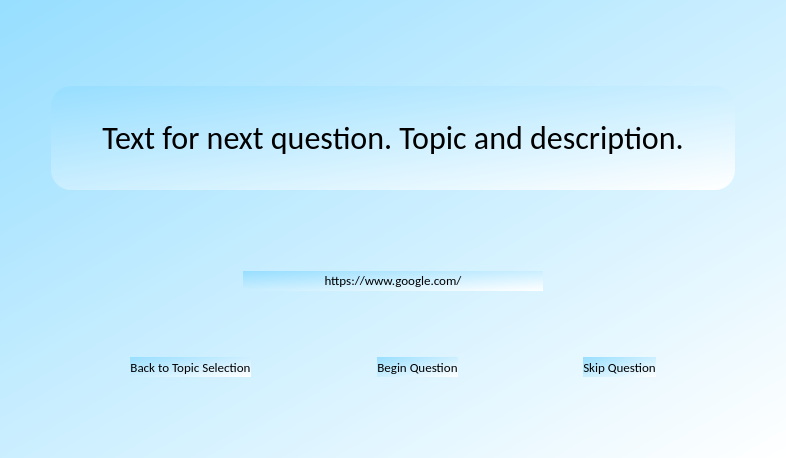
Qt form View/NextQOutputScreen.ui (JakeH-32/Capstone-2.0) before a commit.
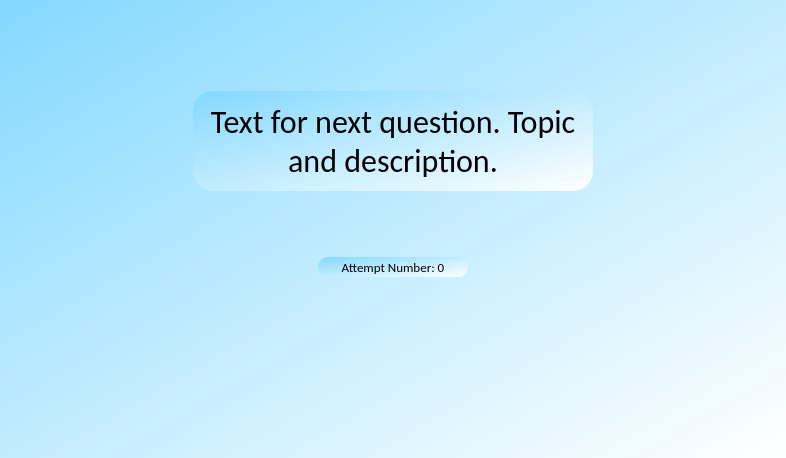
The same form after that commit.

```diff
--- a/View/NextQOutputScreen.ui
+++ b/View/NextQOutputScreen.ui
@@ -20,104 +20,34 @@
   </property>
   <property name="styleSheet">
    <string notr="true">QWidget{
-background-color:qlineargradient(spread:pad, x1:0, y1:0, x2:1, y2:1, stop:0 rgb(151, 222, 255), stop:1 rgba(255, 255, 255, 255))
+background-color:qlineargradient(spread:pad, x1:0, y1:0, x2:1, y2:1, stop:0 rgb(131, 216, 255), stop:1 rgba(255, 255, 255, 255))
 }</string>
   </property>
   <layout class="QGridLayout" name="gridLayout_2">
    <item row="1" column="2">
-    <layout class="QGridLayout" name="gridLayout" rowstretch="400,0,0,0,0,0,0,0,0,0,0,0,0,0">
+    <layout class="QGridLayout" name="gridLayout" rowstretch="400,0,0,0,0,0,0,0,0,0,0,0,0">
      <property name="sizeConstraint">
       <enum>QLayout::SetNoConstraint</enum>
      </property>
-     <item row="13" column="1">
-      <spacer name="verticalSpacer_3">
+     <item row="8" column="1">
+      <layout class="QVBoxLayout" name="verticalLayout_2"/>
+     </item>
+     <item row="1" column="1">
+      <spacer name="verticalSpacer_2">
        <property name="orientation">
         <enum>Qt::Vertical</enum>
        </property>
        <property name="sizeType">
-        <enum>QSizePolicy::Maximum</enum>
+        <enum>QSizePolicy::Minimum</enum>
        </property>
        <property name="sizeHint" stdset="0">
         <size>
          <width>20</width>
-         <height>70</height>
+         <height>60</height>
         </size>
        </property>
       </spacer>
      </item>
-     <item row="2" column="1">
-      <layout class="QHBoxLayout" name="horizontalLayout_3">
-       <item>
-        <spacer name="horizontalSpacer_3">
-         <property name="orientation">
-          <enum>Qt::Horizontal</enum>
-         </property>
-         <property name="sizeHint" stdset="0">
-          <size>
-           <width>40</width>
-           <height>20</height>
-          </size>
-         </property>
-        </spacer>
-       </item>
-       <item>
-        <widget class="QLabel" name="label">
-         <property name="minimumSize">
-          <size>
-           <width>300</width>
-           <height>20</height>
-          </size>
-         </property>
-         <property name="font">
-          <font>
-           <family>Calibri</family>
-           <pointsize>10</pointsize>
-           <weight>50</weight>
-           <bold>false</bold>
-          </font>
-         </property>
-         <property name="mouseTracking">
-          <bool>true</bool>
-         </property>
-         <property name="styleSheet">
-          <string notr="true">QWidget{
-border-radius:20px;
-background-color:&quot;linen&quot;
-}
-</string>
-         </property>
-         <property name="text">
-          <string>https://www.google.com/</string>
-         </property>
-         <property name="alignment">
-          <set>Qt::AlignCenter</set>
-         </property>
-         <property name="wordWrap">
-          <bool>true</bool>
-         </property>
-         <property name="openExternalLinks">
-          <bool>true</bool>
-         </property>
-         <property name="textInteractionFlags">
-          <set>Qt::TextBrowserInteraction</set>
-         </property>
-        </widget>
-       </item>
-       <item>
-        <spacer name="horizontalSpacer_4">
-         <property name="orientation">
-          <enum>Qt::Horizontal</enum>
-         </property>
-         <property name="sizeHint" stdset="0">
-          <size>
-           <width>40</width>
-           <height>20</height>
-          </size>
-         </property>
-        </spacer>
-       </item>
-      </layout>
-     </item>
      <item row="0" column="1">
       <layout class="QHBoxLayout" name="horizontalLayout_2">
        <item>
@@ -126,7 +56,7 @@
           <enum>Qt::Horizontal</enum>
          </property>
          <property name="sizeType">
-          <enum>QSizePolicy::Minimum</enum>
+          <enum>QSizePolicy::MinimumExpanding</enum>
          </property>
          <property name="sizeHint" stdset="0">
           <size>
@@ -191,7 +121,7 @@
           <enum>Qt::Horizontal</enum>
          </property>
          <property name="sizeType">
-          <enum>QSizePolicy::Minimum</enum>
+          <enum>QSizePolicy::MinimumExpanding</enum>
          </property>
          <property name="sizeHint" stdset="0">
           <size>
@@ -203,43 +133,87 @@
        </item>
       </layout>
      </item>
-     <item row="9" column="1">
-      <layout class="QVBoxLayout" name="verticalLayout_2">
+     <item row="2" column="1">
+      <layout class="QHBoxLayout" name="horizontalLayout_3">
        <item>
-        <spacer name="verticalSpacer_6">
+        <spacer name="horizontalSpacer_3">
          <property name="orientation">
-          <enum>Qt::Vertical</enum>
+          <enum>Qt::Horizontal</enum>
          </property>
-         <property name="sizeType">
-          <enum>QSizePolicy::Minimum</enum>
+         <property name="sizeHint" stdset="0">
+          <size>
+           <width>40</width>
+           <height>20</height>
+          </size>
          </property>
+        </spacer>
+       </item>
+       <item>
+        <widget class="QLabel" name="attemptLabel">
+         <property name="sizePolicy">
+          <sizepolicy hsizetype="Maximum" vsizetype="Preferred">
+           <horstretch>0</horstretch>
+           <verstretch>0</verstretch>
+          </sizepolicy>
+         </property>
+         <property name="minimumSize">
+          <size>
+           <width>150</width>
+           <height>10</height>
+          </size>
+         </property>
+         <property name="font">
+          <font>
+           <family>Calibri</family>
+           <pointsize>10</pointsize>
+          </font>
+         </property>
+         <property name="styleSheet">
+          <string notr="true">QWidget{
+border-radius:10px;
+background-color:&quot;linen&quot;
+}</string>
+         </property>
+         <property name="text">
+          <string>Attempt Number: 0</string>
+         </property>
+         <property name="alignment">
+          <set>Qt::AlignCenter</set>
+         </property>
+        </widget>
+       </item>
+       <item>
+        <spacer name="horizontalSpacer_4">
+         <property name="orientation">
+          <enum>Qt::Horizontal</enum>
+         </property>
          <property name="sizeHint" stdset="0">
           <size>
-           <width>20</width>
-           <height>30</height>
+           <width>40</width>
+           <height>20</height>
           </size>
          </property>
         </spacer>
        </item>
       </layout>
      </item>
-     <item row="1" column="1">
-      <spacer name="verticalSpacer_2">
-       <property name="orientation">
-        <enum>Qt::Vertical</enum>
-       </property>
-       <property name="sizeType">
-        <enum>QSizePolicy::Minimum</enum>
-       </property>
-       <property name="sizeHint" stdset="0">
-        <size>
-         <width>20</width>
-         <height>75</height>
-        </size>
-       </property>
-      </spacer>
-     </item>
      <item row="12" column="1">
+      <spacer name="verticalSpacer_3">
+       <property name="orientation">
+        <enum>Qt::Vertical</enum>
+       </property>
+       <property name="sizeType">
+        <enum>QSizePolicy::MinimumExpanding</enum>
+       </property>
+       <property name="sizeHint" stdset="0">
+        <size>
+         <width>20</width>
+         <height>150</height>
+        </size>
+       </property>
+      </spacer>
+     </item>
+     <item row="11" column="1">
       <layout class="QHBoxLayout" name="horizontalLayout">
        <item>
         <spacer name="horizontalSpacer_5">
@@ -257,87 +231,6 @@
          </property>
         </spacer>
        </item>
-       <item>
-        <widget class="QPushButton" name="backButton">
-         <property name="sizePolicy">
-          <sizepolicy hsizetype="Preferred" vsizetype="Preferred">
-           <horstretch>0</horstretch>
-           <verstretch>0</verstretch>
-          </sizepolicy>
-         </property>
-         <property name="minimumSize">
-          <size>
-           <width>30</width>
-           <height>10</height>
-          </size>
-         </property>
-         <property name="font">
-          <font>
-           <family>Calibri</family>
-           <pointsize>10</pointsize>
-          </font>
-         </property>
-         <property name="cursor">
-          <cursorShape>PointingHandCursor</cursorShape>
-         </property>
-         <property name="styleSheet">
-          <string notr="true">QWidget{
-border-radius:20px;
-background-color:&quot;linen&quot;
-}</string>
-         </property>
-         <property name="text">
-          <string>Back to Topic Selection</string>
-         </property>
-        </widget>
-       </item>
-       <item>
-        <spacer name="horizontalSpacer_7">
-         <property name="orientation">
-          <enum>Qt::Horizontal</enum>
-         </property>
-         <property name="sizeHint" stdset="0">
-          <size>
-           <width>40</width>
-           <height>20</height>
-          </size>
-         </property>
-        </spacer>
-       </item>
-       <item>
-        <widget class="QPushButton" name="startButton">
-         <property name="sizePolicy">
-          <sizepolicy hsizetype="Preferred" vsizetype="Preferred">
-           <horstretch>0</horstretch>
-           <verstretch>0</verstretch>
-          </sizepolicy>
-         </property>
-         <property name="minimumSize">
-          <size>
-           <width>30</width>
-           <height>10</height>
-          </size>
-         </property>
-         <property name="font">
-          <font>
-           <family>Calibri</family>
-           <pointsize>10</pointsize>
-          </font>
-         </property>
-         <property name="cursor">
-          <cursorShape>PointingHandCursor</cursorShape>
-         </property>
-         <property name="styleSheet">
-          <string notr="true">QWidget{
-border-radius:20px;
-background-color:&quot;linen&quot;
-}</string>
-         </property>
-         <property name="text">
-          <string>Begin Question</string>
-         </property>
-        </widget>
-       </item>
        <item>
         <spacer name="horizontalSpacer_8">
          <property name="orientation">
@@ -352,38 +245,17 @@
         </spacer>
        </item>
        <item>
-        <widget class="QPushButton" name="skipButton">
-         <property name="sizePolicy">
-          <sizepolicy hsizetype="Preferred" vsizetype="Preferred">
-           <horstretch>0</horstretch>
-           <verstretch>0</verstretch>
-          </sizepolicy>
+        <spacer name="horizontalSpacer_7">
+         <property name="orientation">
+          <enum>Qt::Horizontal</enum>
          </property>
-         <property name="minimumSize">
+         <property name="sizeHint" stdset="0">
           <size>
-           <width>30</width>
-           <height>10</height>
+           <width>40</width>
+           <height>20</height>
           </size>
          </property>
-         <property name="font">
-          <font>
-           <family>Calibri</family>
-           <pointsize>10</pointsize>
-          </font>
-         </property>
-         <property name="cursor">
-          <cursorShape>PointingHandCursor</cursorShape>
-         </property>
-         <property name="styleSheet">
-          <string notr="true">QWidget{
-border-radius:20px;
-background-color:&quot;linen&quot;
-}</string>
-         </property>
-         <property name="text">
-          <string>Skip Question</string>
-         </property>
-        </widget>
+        </spacer>
        </item>
        <item>
         <spacer name="horizontalSpacer_6">
@@ -391,7 +263,7 @@
           <enum>Qt::Horizontal</enum>
          </property>
          <property name="sizeType">
-          <enum>QSizePolicy::MinimumExpanding</enum>
+          <enum>QSizePolicy::Expanding</enum>
          </property>
          <property name="sizeHint" stdset="0">
           <size>
@@ -403,22 +275,6 @@
        </item>
       </layout>
      </item>
-     <item row="3" column="1">
-      <spacer name="verticalSpacer">
-       <property name="orientation">
-        <enum>Qt::Vertical</enum>
-       </property>
-       <property name="sizeType">
-        <enum>QSizePolicy::Minimum</enum>
-       </property>
-       <property name="sizeHint" stdset="0">
-        <size>
-         <width>20</width>
-         <height>30</height>
-        </size>
-       </property>
-      </spacer>
-     </item>
     </layout>
    </item>
    <item row="0" column="2">
@@ -427,12 +283,12 @@
       <enum>Qt::Vertical</enum>
      </property>
      <property name="sizeType">
-      <enum>QSizePolicy::Minimum</enum>
+      <enum>QSizePolicy::MinimumExpanding</enum>
      </property>
      <property name="sizeHint" stdset="0">
       <size>
        <width>20</width>
-       <height>75</height>
+       <height>60</height>
       </size>
      </property>
     </spacer>
```
